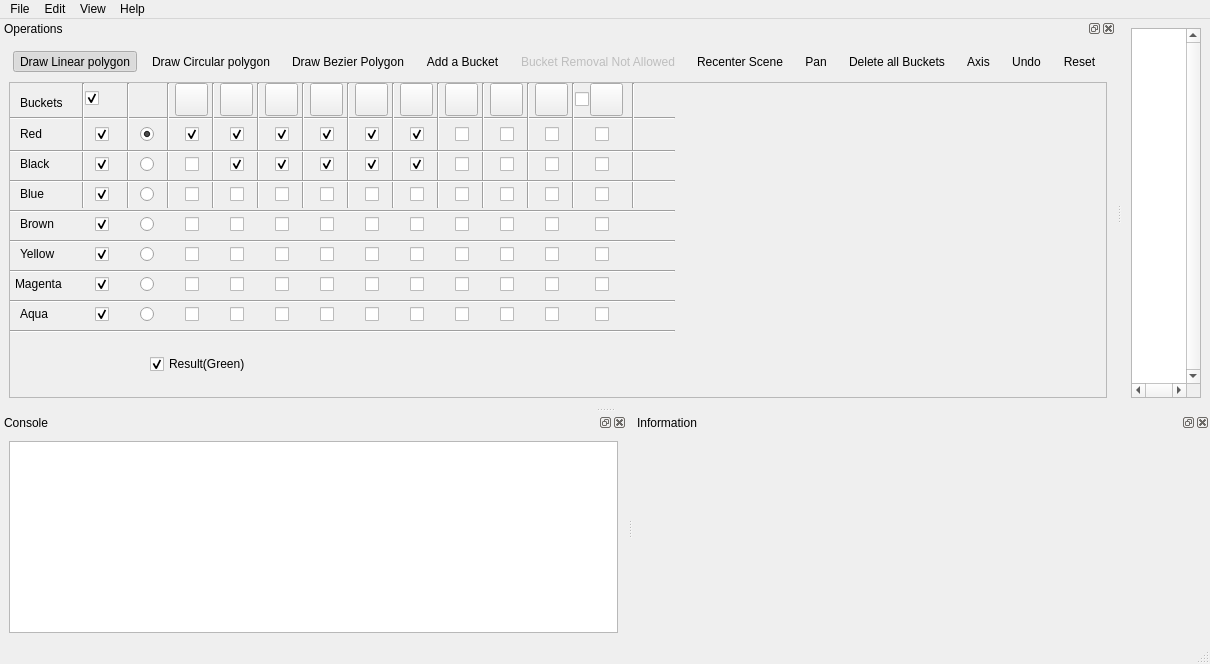
CGAL/cgal, file Boolean_set_operations_2/demo/Boolean_set_operations_2/UiFiles/Boolean_set_operations_2.ui: the form before one commit.
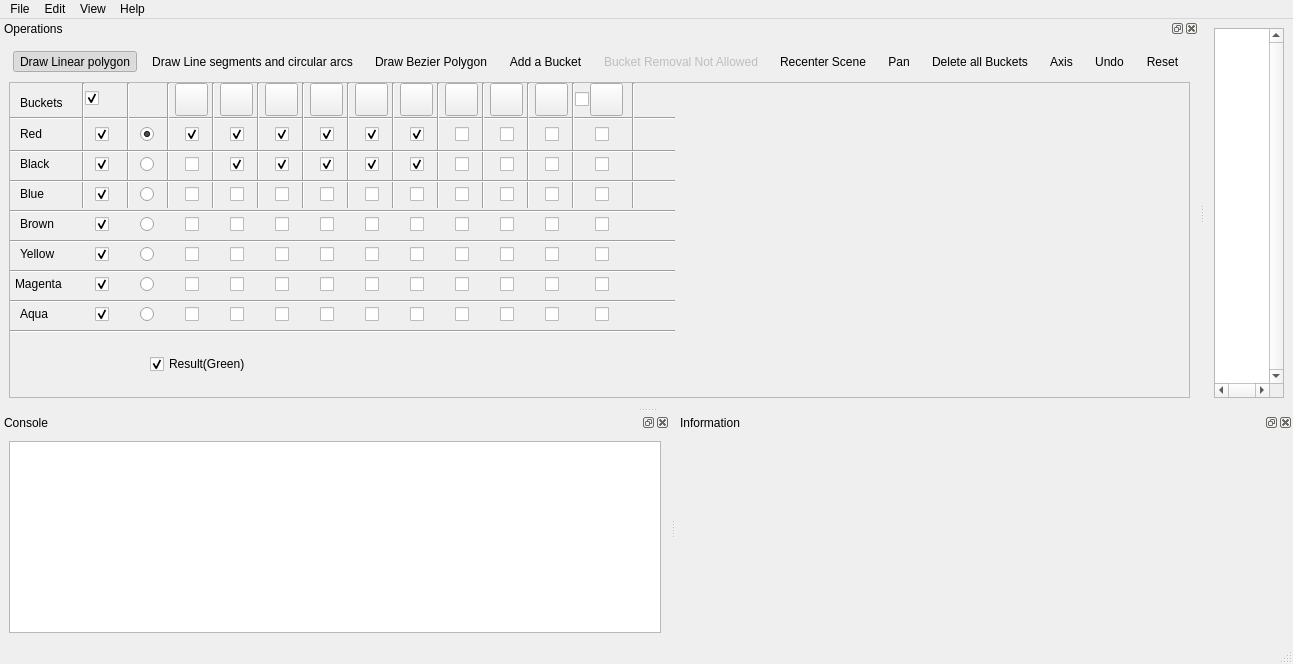
The form after the commit. Icons and pictures are not drawn.

```diff
--- a/Boolean_set_operations_2/demo/Boolean_set_operations_2/UiFiles/Boolean_set_operations_2.ui
+++ b/Boolean_set_operations_2/demo/Boolean_set_operations_2/UiFiles/Boolean_set_operations_2.ui
@@ -2967,7 +2967,7 @@
      <normaloff>:/cgal/icons/resources/insert_circle.xpm</normaloff>:/cgal/icons/resources/insert_circle.xpm</iconset>
    </property>
    <property name="text">
-    <string>Draw Circular polygon</string>
+    <string>Draw Line segments and circular arcs</string>
    </property>
    <property name="toolTip" >
     <string>Draw Circular Polygon</string>
```
Left out of the diff: 2 changed lines with no effect on the pictures.
